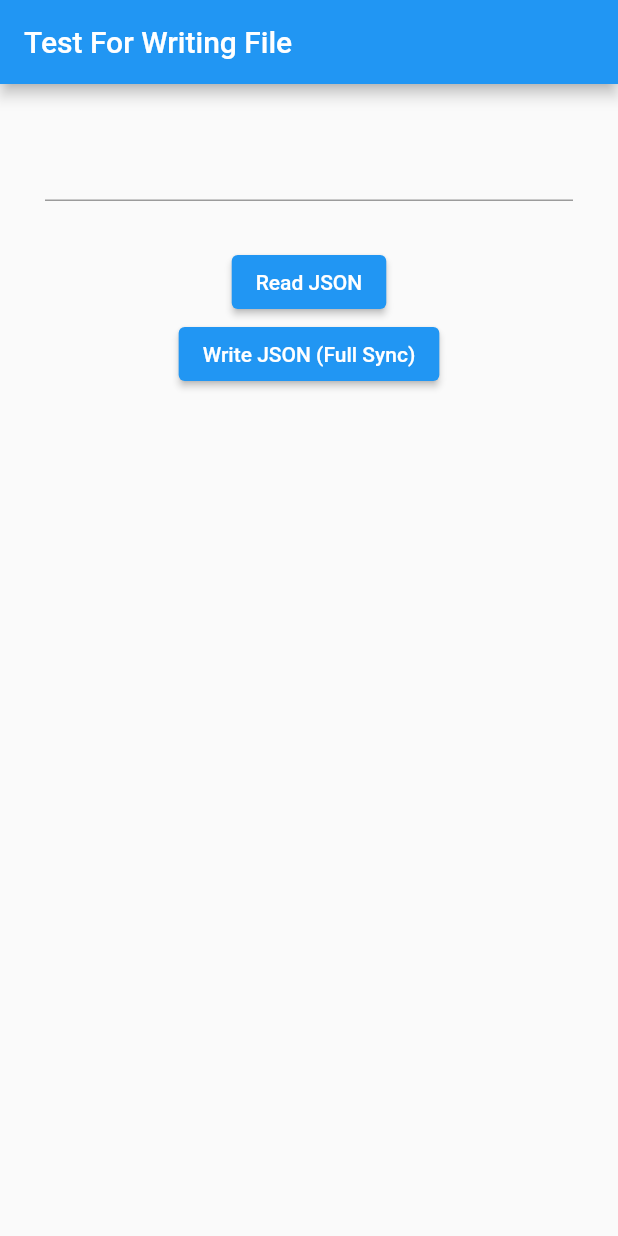
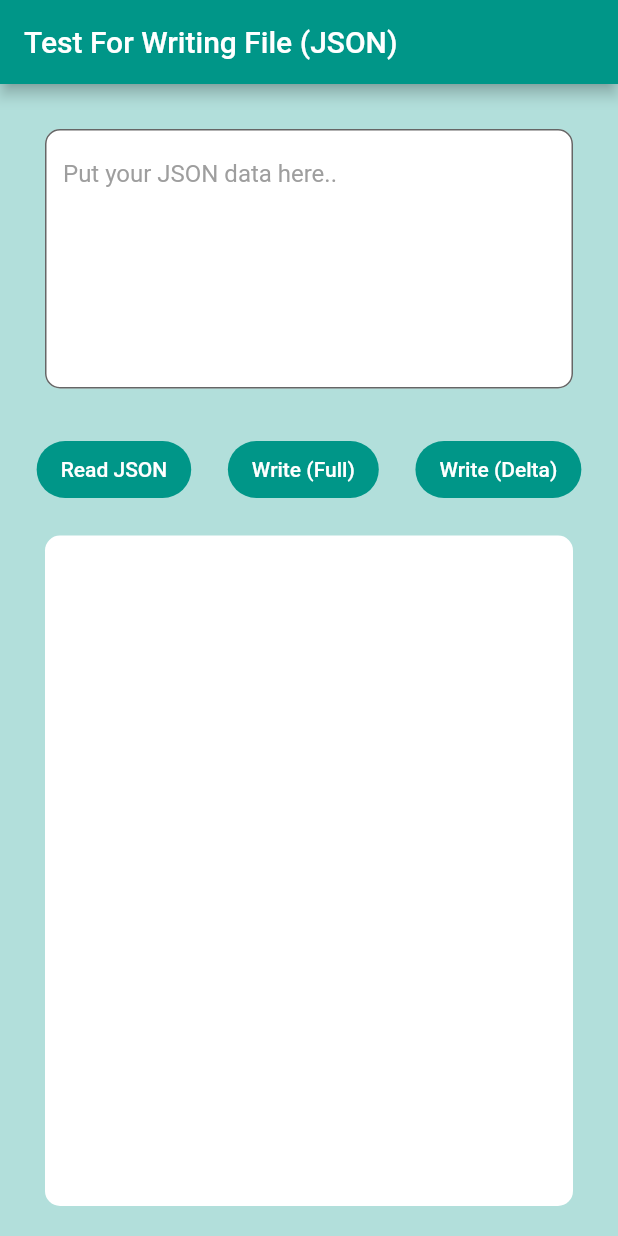
Before and after one commit to PlaPud/FullDeltaSyncLocal, a Flutter app: the screen it shows after launch, on a phone screen of 412 x 824 dp. Run offline on Flutter 3.47's test engine with Material 2 defaults, Android fonts, the phone set to English and light mode, and no system bars; our stand-ins replace hive, hive_flutter; accounts and stored records are empty.

Commit message:
UI delta sync

```diff
--- a/lib/main.dart
+++ b/lib/main.dart
@@ -1,11 +1,11 @@
 import 'package:flutter/material.dart';
 import 'package:full_delta_sync/modules/product/product_model.dart';
 import 'package:full_delta_sync/modules/product/product_view.dart';
-import 'package:hive/hive.dart';
 import 'package:hive_flutter/hive_flutter.dart';
+import 'package:flutter/cupertino.dart';
 
 Future main() async {
-  WidgetsFlutterBinding.ensureInitialized();
+  // WidgetsFlutterBinding.ensureInitialized();
 
   await Hive.initFlutter();
 
@@ -19,6 +19,13 @@ class MyApp extends StatelessWidget {
   @override
   Widget build(BuildContext context) {
     return MaterialApp(
+      theme: ThemeData(
+          elevatedButtonTheme: ElevatedButtonThemeData(
+              style: ElevatedButton.styleFrom(
+                  minimumSize: Size(100, 38),
+                  elevation: 0,
+                  shape: const RoundedRectangleBorder(
+                      borderRadius: BorderRadius.all(Radius.circular(50)))))),
       home: MyHomePage(),
     );
   }
@@ -33,8 +40,10 @@ class _MyHomePageState extends State<MyHomePage> {
   @override
   Widget build(BuildContext context) {
     return Scaffold(
+      backgroundColor: Colors.teal[100],
       appBar: AppBar(
-        title: Text('Test For Writing File'),
+        backgroundColor: Colors.teal,
+        title: const Text('Test For Writing File (JSON)'),
       ),
       body: ProductView(),
     );
--- a/lib/modules/product/product_view.dart
+++ b/lib/modules/product/product_view.dart
@@ -1,4 +1,6 @@
+import 'package:flutter/cupertino.dart';
 import 'package:flutter/material.dart';
+// import 'package:full_delta_sync/button.dart';
 import 'package:full_delta_sync/modules/product/product_model.dart';
 import 'package:full_delta_sync/modules/product/product_view_model.dart';
 import 'package:hive/hive.dart';
@@ -26,31 +28,44 @@ class _ProductViewState extends State<ProductView> {
     return Column(
       children: [
         Container(
-          padding: EdgeInsets.all(30.0),
+          padding: const EdgeInsets.all(30.0),
           child: TextField(
+            decoration: const InputDecoration(
+                fillColor: Colors.white,
+                filled: true,
+                hintText: "Put your JSON data here..",
+                hintStyle: TextStyle(color: Colors.grey),
+                border: OutlineInputBorder(
+                    borderRadius: BorderRadius.all(Radius.circular(10.0)))),
             controller: textEditingController,
             onChanged: (data) {
               setState(() {
                 inputText = data;
               });
             },
-            maxLines: 1,
+            maxLines: 7,
           ),
         ),
-        Center(
-          child: ElevatedButton(
+        Row(mainAxisAlignment: MainAxisAlignment.spaceEvenly, children: [
+          ElevatedButton(
             onPressed: () {
               setState(() {
                 productList = productViewModel.readData();
               });
             },
-            child: Text(
+            style: ButtonStyle(
+              foregroundColor: getColor(Colors.white, Colors.teal),
+              backgroundColor: getColor(Colors.teal, Colors.white),
+            ),
+            child: const Text(
               'Read JSON',
             ),
           ),
+          ElevatedButton(
+            style: ButtonStyle(
+              foregroundColor: getColor(Colors.white, Colors.teal),
+              backgroundColor: getColor(Colors.teal, Colors.white),
             ),
-        Center(
-          child: ElevatedButton(
             onPressed: () async {
               await productViewModel.fullSyncWrite(inputText);
               setState(() {
@@ -58,24 +73,60 @@ class _ProductViewState extends State<ProductView> {
                 textEditingController.clear();
               });
             },
-            child: Text(
-              'Write JSON (Full Sync)',
+            child: const Text(
+              'Write (Full)',
             ),
           ),
+          ElevatedButton(
+            onPressed: () async {
+              await productViewModel.deltaSyncWrite(inputText);
+              setState(() {
+                productList = productViewModel.readData();
+                // textEditingController.clear();
+              });
+            },
+            style: ButtonStyle(
+              foregroundColor: getColor(Colors.white, Colors.teal),
+              backgroundColor: getColor(Colors.teal, Colors.white),
             ),
+            child: const Text(
+              'Write (Delta)',
+            ),
+          )
+        ]),
         Expanded(
+          child: Padding(
+            padding: const EdgeInsets.fromLTRB(30, 20, 30, 20),
+            child: Container(
+              decoration: const BoxDecoration(
+                  color: Colors.white,
+                  borderRadius: BorderRadius.all(Radius.circular(10))),
               child: ListView.builder(
                 itemCount: productList.length,
                 itemBuilder: (context, index) {
                   return ListTile(
                     title: Text(
-                  '{title: "${productList[index].title}", price: ${productList[index].price}, remainInStock: ${productList[index].remainInStock}',
+                      '{title: "${productList[index].title}", price: ${productList[index].price}, remainInStock: ${productList[index].remainInStock}}',
                     ),
                   );
                 },
               ),
             ),
+          ),
+        ),
       ],
     );
   }
+
+  MaterialStateProperty<Color> getColor(Color color, Color colorPressed) {
+    getColor(Set<MaterialState> states) {
+      if (states.contains(MaterialState.pressed)) {
+        return colorPressed;
+      } else {
+        return color;
       }
+    }
+
+    return MaterialStateProperty.resolveWith(getColor);
+  }
+}
--- a/lib/modules/product/product_view_model.dart
+++ b/lib/modules/product/product_view_model.dart
@@ -1,5 +1,4 @@
 import 'dart:convert';
-
 import 'package:full_delta_sync/modules/product/product_model.dart';
 import 'package:hive/hive.dart';
 
@@ -7,7 +6,6 @@ class ProductViewModel {
   List<Product> _parseToHiveObject(List<dynamic> decodedData) {
     return decodedData.map((product) {
       var hiveObject = Product();
-
       hiveObject.title = product['title'];
       hiveObject.aliasTitle = product['aliasTitle'];
       hiveObject.barcode = product['barcode'];
@@ -28,7 +26,6 @@ class ProductViewModel {
   fullSyncWrite(String productListData) async {
     List<dynamic> decodedData = json.decode(productListData);
     List<Product> productList = _parseToHiveObject(decodedData);
-
     var productBox = Hive.box<Product>('products');
     await productBox.clear();
     try {
@@ -40,4 +37,18 @@ class ProductViewModel {
       print(e);
     }
   }
+
+  deltaSyncWrite(String productListData) async {
+    List<dynamic> decodedData = json.decode(productListData);
+    List<Product> productList = _parseToHiveObject(decodedData);
+    var productBox = Hive.box<Product>('products');
+    try {
+      for (var product in productList) {
+        productBox.put(product.sku, product);
+      }
+      print('Write Complete!');
+    } catch (e) {
+      print(e);
+    }
+  }
 }
```
Lines whose indentation alone changed are shown as unchanged.
